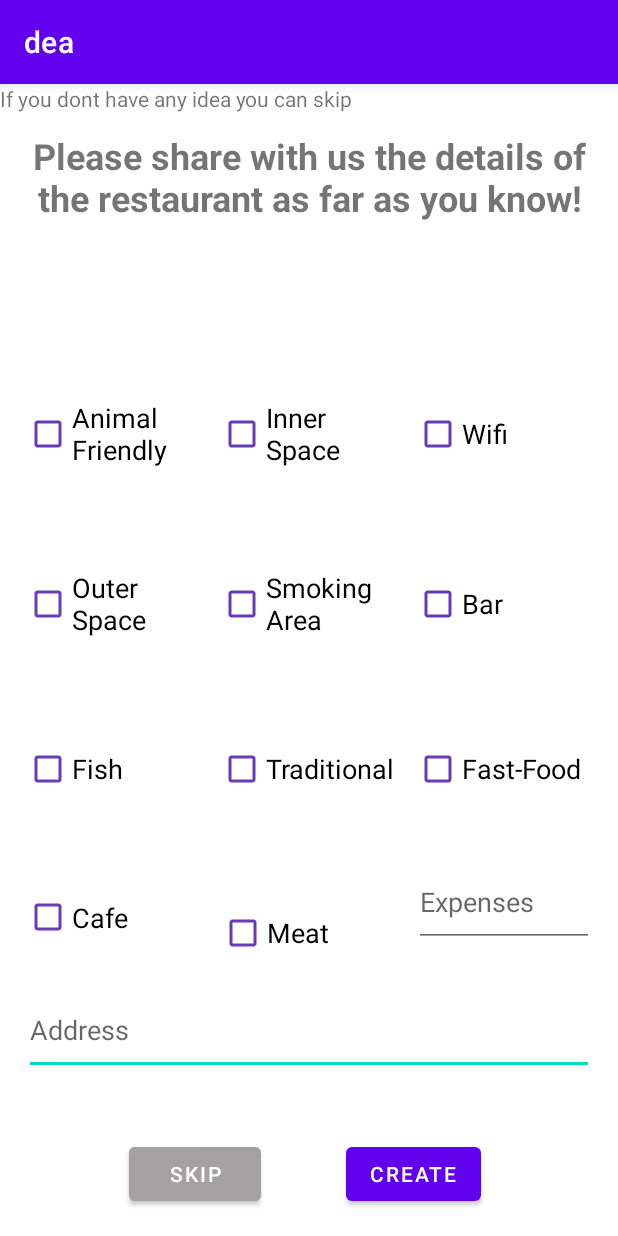
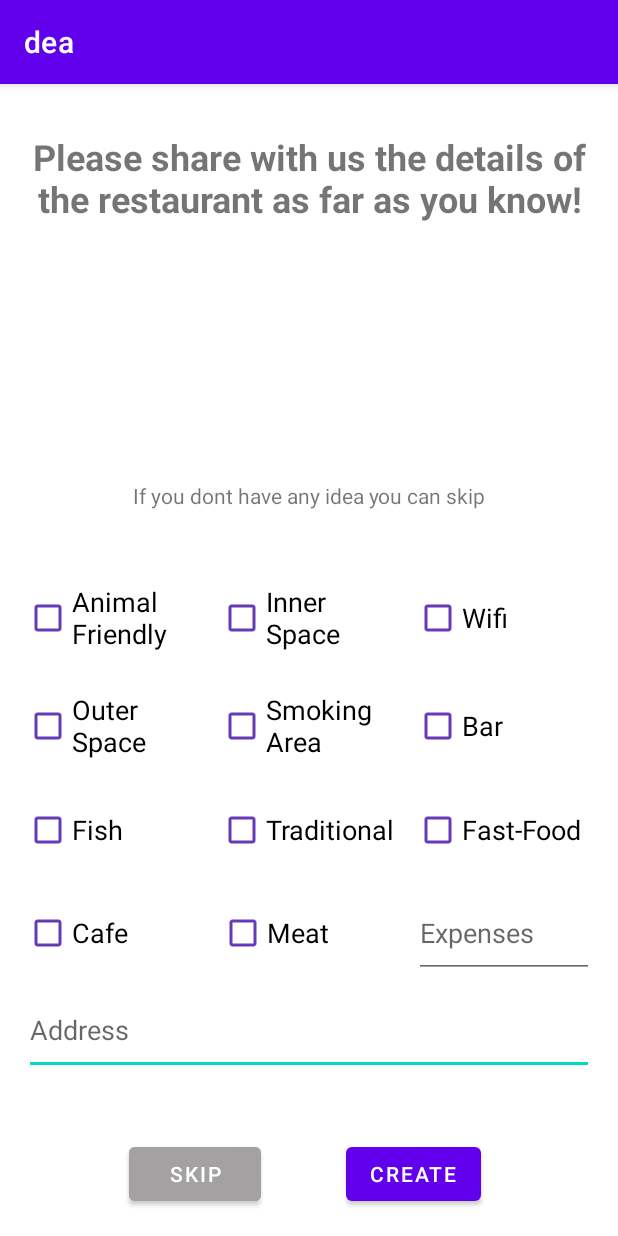
Before and after one commit to elifkoseler/DontEatAlone, an Android app: the CreateMeetingRestaurantDetailActivity screen opened directly, with no data from a screen before it, on a phone screen of 412 x 824 dp. Run offline under Robolectric (Android 15) with nearby library versions, the phone set to English and light mode, and no system bars; our stand-ins replace Firebase (no records; nobody signed in at launch, a user with empty details on screens opened directly).

Commit message:
CreateMeetingRestaurantDetailActivity is updated

```diff
--- a/app/build.gradle
+++ b/app/build.gradle
@@ -37,6 +37,7 @@ dependencies {
     implementation 'com.google.android.material:material:1.3.0'
     implementation 'androidx.constraintlayout:constraintlayout:2.0.4'
     implementation 'com.google.android.gms:play-services-maps:17.0.0'
+    implementation 'org.jetbrains:annotations:15.0'
     testImplementation 'junit:junit:4.+'
     androidTestImplementation 'androidx.test.ext:junit:1.1.2'
     androidTestImplementation 'androidx.test.espresso:espresso-core:3.3.0'
@@ -47,4 +48,5 @@ dependencies {
     implementation 'com.google.firebase:firebase-firestore'
     implementation 'com.google.firebase:firebase-storage'
     implementation 'com.github.mukeshsolanki:country-picker-android:2.0.0'
+
 }
--- a/app/src/main/java/com/elf/dea/CreateMeetingRestaurantDetailActivity.java
+++ b/app/src/main/java/com/elf/dea/CreateMeetingRestaurantDetailActivity.java
@@ -1,5 +1,6 @@
 package com.elf.dea;
 
+import androidx.annotation.NonNull;
 import androidx.appcompat.app.AppCompatActivity;
 
 import android.app.AlertDialog;
@@ -10,11 +11,24 @@ import android.text.InputType;
 import android.view.View;
 import android.widget.CheckBox;
 import android.widget.EditText;
+import android.widget.Toast;
 
 import com.elf.dea.MeetingData.Meeting;
 import com.elf.dea.UserData.User;
+import com.google.android.gms.tasks.OnFailureListener;
+import com.google.android.gms.tasks.OnSuccessListener;
+import com.google.firebase.auth.FirebaseAuth;
+import com.google.firebase.firestore.DocumentReference;
+import com.google.firebase.firestore.FirebaseFirestore;
+
+
+
+import java.util.HashMap;
 
 public class CreateMeetingRestaurantDetailActivity extends AppCompatActivity {
+
+    private FirebaseFirestore firebaseFirestore;
+    private FirebaseAuth firebaseAuth;
     User user;
     Meeting meeting;
 
@@ -25,6 +39,9 @@ public class CreateMeetingRestaurantDetailActivity extends AppCompatActivity {
     protected void onCreate(Bundle savedInstanceState) {
         super.onCreate(savedInstanceState);
         setContentView(R.layout.activity_create_meeting_restaurant_detail);
+
+        firebaseFirestore = FirebaseFirestore.getInstance();
+        firebaseAuth = FirebaseAuth.getInstance();
 
         user = (User) getIntent().getSerializableExtra("user"); // get ref of user from other activities
         meeting = (Meeting) getIntent().getSerializableExtra("meeting");
@@ -147,5 +164,92 @@ public class CreateMeetingRestaurantDetailActivity extends AppCompatActivity {
         System.out.println("Create butonuna basıldı !!");
         System.out.println(meeting.getRestaurant().getName());
         System.out.println(meeting.getImageUrl());
+
+        HashMap<String, Object> data = new HashMap<>();
+        //user.setEmail(firebaseAuth.getCurrentUser().getEmail());
+        System.out.println(firebaseAuth.getCurrentUser().getEmail());
+        System.out.println(user.getEmail());
+        System.out.println(user.getName());
+
+        data.put("name", meeting.getName());
+        data.put("year", meeting.getYear());
+        data.put("month", meeting.getMonth());
+        data.put("day", meeting.getDay());
+        data.put("hour", meeting.getHour());
+        data.put("second", meeting.getSecond());
+        data.put("district", meeting.getDistrict());
+        data.put("address", meeting.getAddress());
+
+        /*LocalDate localDate = LocalDate.now();
+        DateTimeFormatter formatter = DateTimeFormatter.ofPattern("dd-MM-yyyy");
+        System.out.println(localDate.format(formatter));
+        //String docname = meeting.getName() + localDate.format(formatter);*/
+        String docname =  meeting.getName();
+
+        firebaseFirestore.collection("Meetings").document(docname).collection("Meeting Info")
+                .add(data).addOnSuccessListener(new OnSuccessListener<DocumentReference>() {
+            @Override
+            public void onSuccess(DocumentReference documentReference) {
+                System.out.println("Meeting Info Dbye eklendi!");
+            }
+        }).addOnFailureListener(new OnFailureListener() {
+            @Override
+            public void onFailure(@NonNull Exception e) {
+                Toast.makeText(CreateMeetingRestaurantDetailActivity.this,e.getLocalizedMessage().toString(),Toast.LENGTH_LONG).show();
+
+            }
+        });
+/*
+        HashMap<String, Object> restaurantData = new HashMap<>();
+
+        restaurantData.put("name", meeting.getRestaurant().getName());
+        restaurantData.put("expenses", meeting.getRestaurant().getAverageExpenses());
+
+        restaurantData.put("hasInnerSpace", meeting.getRestaurant().getPlaceFeature().isInnerSpace());
+        restaurantData.put("hasOuterSpace", meeting.getRestaurant().getPlaceFeature().isOuterSpace());
+        restaurantData.put("hasSmokingArea", meeting.getRestaurant().getPlaceFeature().isSmokingArea());
+        restaurantData.put("hasInnerSpace", meeting.getRestaurant().getPlaceFeature().isAvailableForAnimals());
+        restaurantData.put("hasWifi", meeting.getRestaurant().getPlaceFeature().isWifi());
+
+        restaurantData.put("isMeat", meeting.getRestaurant().getEatType().isMeat());
+        restaurantData.put("isFish", meeting.getRestaurant().getEatType().isFish());
+        restaurantData.put("isBar", meeting.getRestaurant().getEatType().isBar());
+        restaurantData.put("isCafe", meeting.getRestaurant().getEatType().isCafe());
+        restaurantData.put("isFastFood", meeting.getRestaurant().getEatType().isFastfood());
+        restaurantData.put("isTraditional", meeting.getRestaurant().getEatType().isTraditional());
+
+
+        firebaseFirestore.collection("Meetings").document(docname).collection("Restaurant")
+                .add(restaurantData).addOnSuccessListener(new OnSuccessListener<DocumentReference>() {
+            @Override
+            public void onSuccess(DocumentReference documentReference) {
+                System.out.println("Meeting > Restaurant DBye eklendi!");
+            }
+        }).addOnFailureListener(new OnFailureListener() {
+            @Override
+            public void onFailure(@NonNull @org.jetbrains.annotations.NotNull Exception e) {
+                Toast.makeText(CreateMeetingRestaurantDetailActivity.this,e.getLocalizedMessage().toString(),Toast.LENGTH_LONG).show();
+
+            }
+        });
+
+
+        //Restaurant databaseine destek olma amaçlı
+        firebaseFirestore.collection("Restaurants").document(meeting.getRestaurant().getName()).collection("Restaurant Info")
+                .add(restaurantData).addOnSuccessListener(new OnSuccessListener<DocumentReference>() {
+            @Override
+            public void onSuccess(DocumentReference documentReference) {
+                System.out.println("Restaurant > Restaurant DBye eklendi!");
+
+            }
+        }).addOnFailureListener(new OnFailureListener() {
+            @Override
+            public void onFailure(@NonNull @NotNull Exception e) {
+                System.out.println(e.getLocalizedMessage().toString());
+            }
+        });
+*/
+        System.out.println("DB işlemleri DONE");
+
     }
 }
--- a/app/src/main/res/layout/activity_create_meeting_restaurant_detail.xml
+++ b/app/src/main/res/layout/activity_create_meeting_restaurant_detail.xml
@@ -225,14 +225,16 @@
     <TextView
         android:id="@+id/textView15"
         android:layout_width="0dp"
-        android:layout_height="60dp"
+        android:layout_height="0dp"
         android:layout_marginStart="16dp"
         android:layout_marginTop="31dp"
         android:layout_marginEnd="16dp"
+        android:layout_marginBottom="9dp"
         android:text="Please share with us the details of the restaurant as far as you know!"
         android:textAlignment="center"
         android:textSize="24sp"
         android:textStyle="bold"
+        app:layout_constraintBottom_toTopOf="@+id/textView18"
         app:layout_constraintEnd_toEndOf="parent"
         app:layout_constraintStart_toStartOf="parent"
         app:layout_constraintTop_toTopOf="parent" />
@@ -241,8 +243,11 @@
         android:id="@+id/textView18"
         android:layout_width="wrap_content"
         android:layout_height="wrap_content"
+        android:layout_marginBottom="484dp"
         android:text="If you dont have any idea you can skip"
-        tools:layout_editor_absoluteX="87dp"
-        tools:layout_editor_absoluteY="100dp" />
+        app:layout_constraintBottom_toBottomOf="parent"
+        app:layout_constraintEnd_toEndOf="parent"
+        app:layout_constraintStart_toStartOf="parent"
+        app:layout_constraintTop_toBottomOf="@+id/textView15" />
 
 </androidx.constraintlayout.widget.ConstraintLayout>
```
